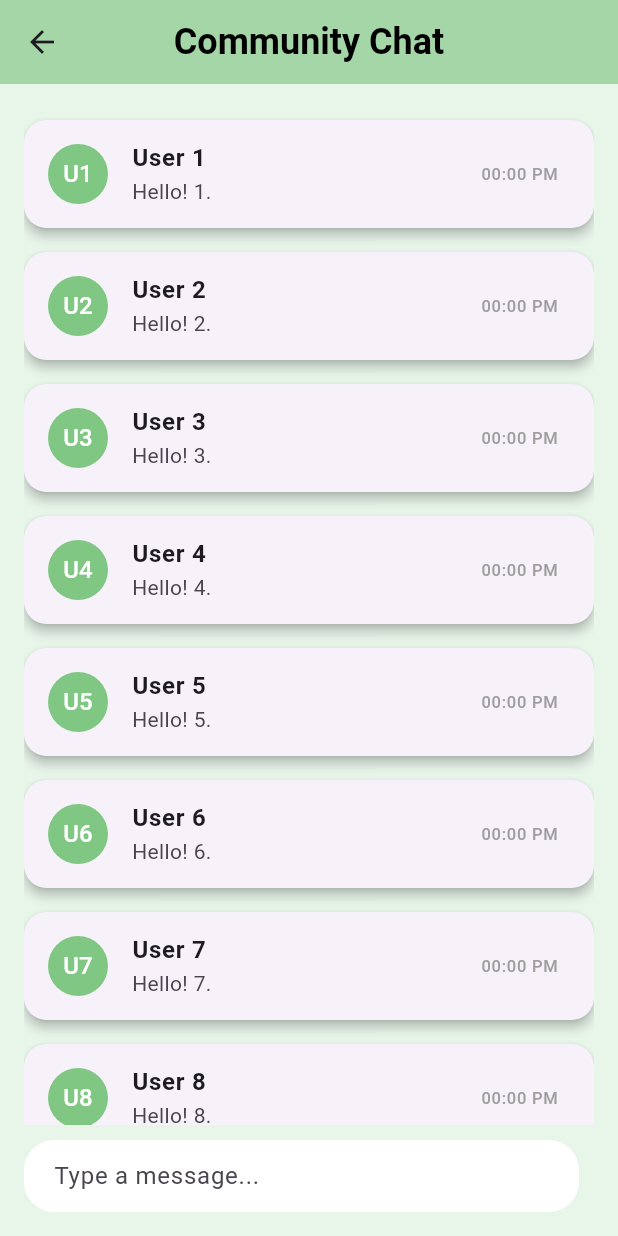
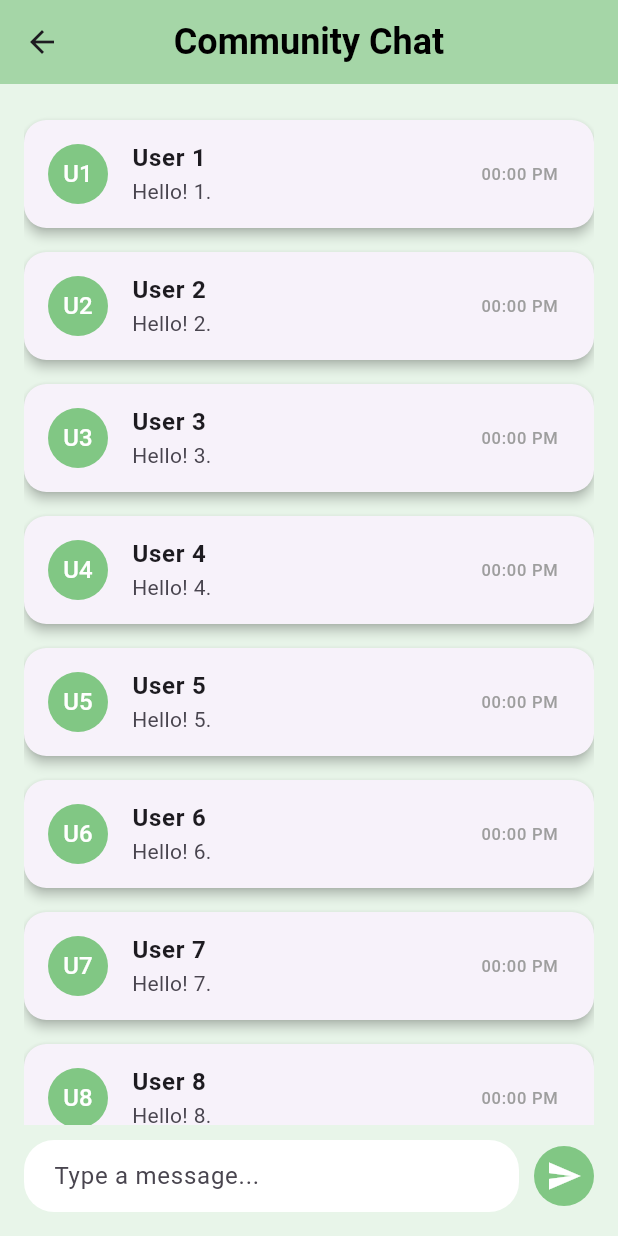
Before and after one commit to saarujan-ui/flutter_project, a Flutter app: the CommunityChatScreen screen opened directly, on a phone screen of 412 x 824 dp. Run offline on Flutter 3.47's test engine with Material 3 defaults, Android fonts, the phone set to English and light mode, and no system bars.

Commit message:
add the deleted part in community chat

```diff
--- a/lib/community_chat_screen.dart
+++ b/lib/community_chat_screen.dart
@@ -78,7 +78,15 @@ class CommunityChatScreen extends StatelessWidget {
                   ),
                 ),
                 SizedBox(width: 10),
-
+                CircleAvatar(
+                  backgroundColor: Colors.green.shade300,
+                  child: IconButton(
+                    icon: Icon(Icons.send, color: Colors.white),
+                    onPressed: () {
+                      // Add send message logic here
+                    },
+                  ),
+                ),
               ],
             ),
           ],
```
